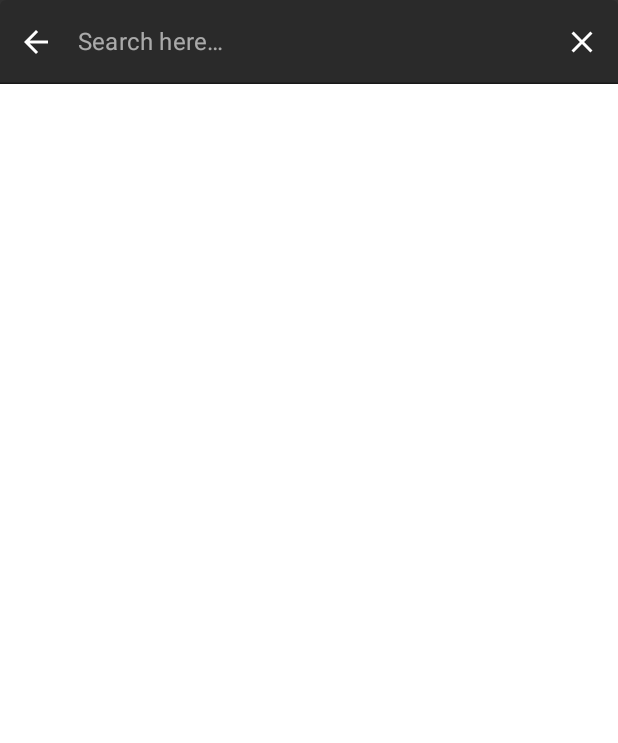
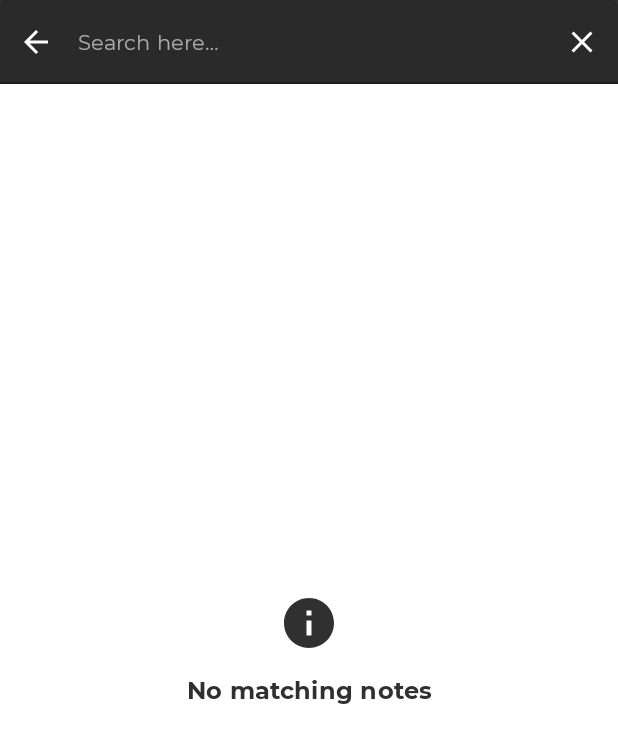
Before and after one commit to diogosantos41/TakeNoteApp, an Android app built with Jetpack Compose: the screen it shows after launch (MainActivity), after a tap on "Search", on a phone screen of 412 x 824 dp. Shown: the top 743 px of the screen. Run offline under Robolectric (Android 15) with nearby library versions, the phone set to English and light mode, and no system bars; our stand-ins replace Dagger/Hilt's generated code, Room's generated code, accompanist; libraries missing offline, so code that uses them is left out: androidx.glance, androidx.glance.appwidget, com.google.accompanist.navigation; 1 other tap on this screen came first.

Commit message:
Add custom typography to material3

```diff
--- a/app/src/main/java/com/dscoding/takenoteapp/presentation/add_edit_note/AddEditNoteScreen.kt
+++ b/app/src/main/java/com/dscoding/takenoteapp/presentation/add_edit_note/AddEditNoteScreen.kt
@@ -90,7 +90,8 @@ fun AddEditNoteScreen(
                 title = {
                     Text(
                         text = state.pageTitle.asString(),
-                        color = White
+                        color = White,
+                        style = MaterialTheme.typography.headlineSmall
                     )
                 },
                 navigationIcon = {
--- a/app/src/main/java/com/dscoding/takenoteapp/presentation/common/CustomTextField.kt
+++ b/app/src/main/java/com/dscoding/takenoteapp/presentation/common/CustomTextField.kt
@@ -5,7 +5,7 @@ import androidx.compose.foundation.text.KeyboardOptions
 import androidx.compose.foundation.text.selection.LocalTextSelectionColors
 import androidx.compose.foundation.text.selection.TextSelectionColors
 import androidx.compose.material.LocalTextStyle
-import androidx.compose.material.MaterialTheme
+import androidx.compose.material3.MaterialTheme
 import androidx.compose.material.TextField
 import androidx.compose.material.TextFieldDefaults
 import androidx.compose.runtime.Composable
@@ -32,8 +32,8 @@ fun CustomTextField(
     maxLines: Int = Int.MAX_VALUE,
 ) {
     val customTextSelectionColors = TextSelectionColors(
-        handleColor = MaterialTheme.colors.primary,
-        backgroundColor = MaterialTheme.colors.primary.copy(alpha = 0.4f),
+        handleColor = MaterialTheme.colorScheme.primary,
+        backgroundColor = MaterialTheme.colorScheme.primary.copy(alpha = 0.4f),
     )
 
     CompositionLocalProvider(LocalTextSelectionColors provides customTextSelectionColors) {
--- a/app/src/main/java/com/dscoding/takenoteapp/presentation/common/EmptyListAlert.kt
+++ b/app/src/main/java/com/dscoding/takenoteapp/presentation/common/EmptyListAlert.kt
@@ -2,7 +2,7 @@ package com.dscoding.takenoteapp.presentation.common
 
 import androidx.compose.foundation.layout.*
 import androidx.compose.material.Icon
-import androidx.compose.material.MaterialTheme
+import androidx.compose.material3.MaterialTheme
 import androidx.compose.material.Text
 import androidx.compose.material.icons.Icons
 import androidx.compose.material.icons.filled.Info
@@ -32,13 +32,13 @@ fun EmptyListAlert(emptyMessage: String) {
                 modifier = Modifier.size(dimensionResource(id = R.dimen.empty_message_icon_size)),
                 imageVector = Icons.Default.Info,
                 contentDescription = "Info",
-                tint = MaterialTheme.colors.onPrimary
+                tint = MaterialTheme.colorScheme.onBackground
             )
             Spacer(modifier = Modifier.height(dimensionResource(id = R.dimen.margin)))
             Text(
                 text = emptyMessage,
-                style = MaterialTheme.typography.body1,
-                color = MaterialTheme.colors.onPrimary,
+                style = MaterialTheme.typography.bodyLarge,
+                color = MaterialTheme.colorScheme.onBackground,
                 textAlign = TextAlign.Center,
                 fontWeight = FontWeight.Bold
 
--- a/app/src/main/java/com/dscoding/takenoteapp/presentation/common/SnackbarHostController.kt
+++ b/app/src/main/java/com/dscoding/takenoteapp/presentation/common/SnackbarHostController.kt
@@ -1,6 +1,6 @@
 package com.dscoding.takenoteapp.presentation.common
 
-import androidx.compose.material.MaterialTheme
+import androidx.compose.material3.MaterialTheme
 import androidx.compose.material.Snackbar
 import androidx.compose.material.SnackbarHost
 import androidx.compose.material.SnackbarHostState
@@ -14,7 +14,7 @@ fun SnackbarHostController(
 ) {
     SnackbarHost(snackbarHostState) { data ->
         Snackbar(
-            actionColor = MaterialTheme.colors.primary,
+            actionColor = MaterialTheme.colorScheme.primary,
             contentColor = White,
             backgroundColor = Grey,
             snackbarData = data
--- a/app/src/main/java/com/dscoding/takenoteapp/presentation/list_notes/components/GreetingSection.kt
+++ b/app/src/main/java/com/dscoding/takenoteapp/presentation/list_notes/components/GreetingSection.kt
@@ -31,7 +31,7 @@ fun GreetingSection() {
         ) {
             Text(
                 text = stringResource(id = R.string.notes_greeting_title),
-                style = MaterialTheme.typography.titleLarge,
+                style = MaterialTheme.typography.headlineSmall,
                 color = MaterialTheme.colorScheme.onBackground
             )
             Text(
--- a/app/src/main/java/com/dscoding/takenoteapp/presentation/search_notes/components/SearchAppBar.kt
+++ b/app/src/main/java/com/dscoding/takenoteapp/presentation/search_notes/components/SearchAppBar.kt
@@ -7,6 +7,7 @@ import androidx.compose.material.*
 import androidx.compose.material.icons.Icons
 import androidx.compose.material.icons.filled.ArrowBack
 import androidx.compose.material.icons.filled.Close
+import androidx.compose.material3.MaterialTheme
 import androidx.compose.runtime.Composable
 import androidx.compose.ui.Modifier
 import androidx.compose.ui.draw.alpha
@@ -23,6 +24,7 @@ import com.dscoding.takenoteapp.presentation.common.CustomTextField
 import com.dscoding.takenoteapp.ui.theme.DarkGrey
 import com.dscoding.takenoteapp.ui.theme.White
 import com.dscoding.takenoteapp.common.TestTags
+import com.dscoding.takenoteapp.ui.theme.customFontFamily
 
 @Composable
 fun SearchAppBar(
@@ -51,13 +53,11 @@ fun SearchAppBar(
                 Text(
                     modifier = Modifier.alpha(ContentAlpha.medium),
                     text = stringResource(id = R.string.notes_search_field_hint),
+                    style = MaterialTheme.typography.bodyMedium,
                     color = White
                 )
             },
-            textStyle = TextStyle(
-                fontSize = MaterialTheme.typography.subtitle1.fontSize,
-                color = White
-            ),
+            textStyle = MaterialTheme.typography.bodyLarge.copy(color = White),
             singleLine = true,
             maxLines = 1,
             leadingIcon = {
--- a/app/src/main/java/com/dscoding/takenoteapp/presentation/settings/SettingsScreen.kt
+++ b/app/src/main/java/com/dscoding/takenoteapp/presentation/settings/SettingsScreen.kt
@@ -53,7 +53,8 @@ fun SettingsScreen(
                 title = {
                     Text(
                         text = stringResource(id = R.string.settings_title),
-                        color = White
+                        color = White,
+                        style = MaterialTheme.typography.headlineSmall
                     )
                 },
                 navigationIcon = {
--- a/app/src/main/java/com/dscoding/takenoteapp/ui/theme/Type.kt
+++ b/app/src/main/java/com/dscoding/takenoteapp/ui/theme/Type.kt
@@ -1,9 +1,11 @@
 package com.dscoding.takenoteapp.ui.theme
 
 import androidx.compose.material3.Typography
+import androidx.compose.ui.text.TextStyle
 import androidx.compose.ui.text.font.Font
 import androidx.compose.ui.text.font.FontFamily
 import androidx.compose.ui.text.font.FontWeight
+import androidx.compose.ui.unit.sp
 import com.dscoding.takenoteapp.R
 
 val customFontFamily = FontFamily(
@@ -13,4 +15,29 @@ val customFontFamily = FontFamily(
     Font(R.font.montserrat_medium, FontWeight.Medium)
 )
 
-val Typography = Typography()
+val Typography = Typography().copy(
+    headlineMedium = TextStyle(
+        fontWeight = FontWeight.Normal,
+        fontFamily = customFontFamily,
+        fontSize = 24.sp,
+        letterSpacing = 0.15.sp
+    ),
+    headlineSmall = TextStyle(
+        fontWeight = FontWeight.Medium,
+        fontFamily = customFontFamily,
+        fontSize = 20.sp,
+        letterSpacing = 0.15.sp
+    ),
+    bodyLarge = TextStyle(
+        fontWeight = FontWeight.Normal,
+        fontFamily = customFontFamily,
+        fontSize = 16.sp,
+        letterSpacing = 0.15.sp
+    ),
+    bodyMedium = TextStyle(
+        fontWeight = FontWeight.Normal,
+        fontFamily = customFontFamily,
+        fontSize = 14.sp,
+        letterSpacing = 0.15.sp
+    )
+)
```
Also changed, not shown: app/src/main/java/com/dscoding/takenoteapp/presentation/common/ConfirmationDialog.kt (+9 -3 lines), app/src/main/java/com/dscoding/takenoteapp/presentation/list_notes/components/NoteItem.kt (+5 -3 lines).
